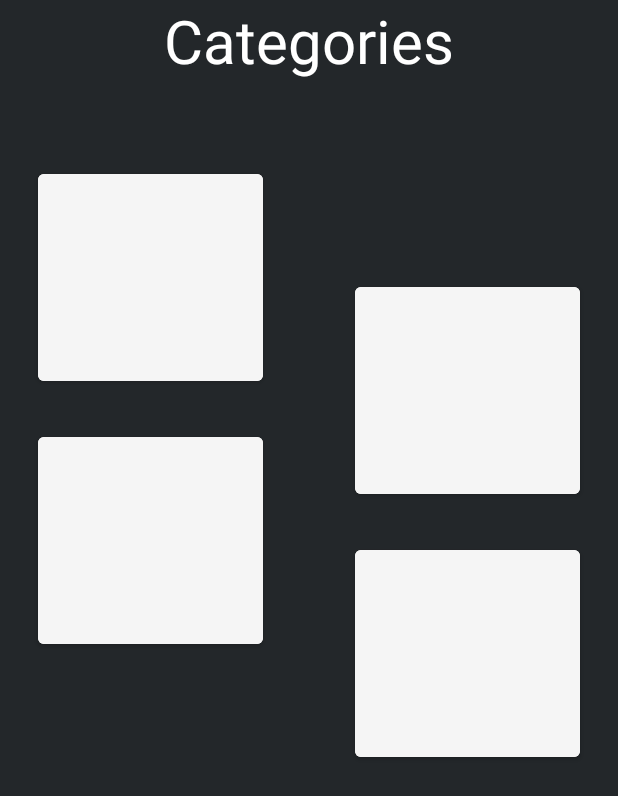
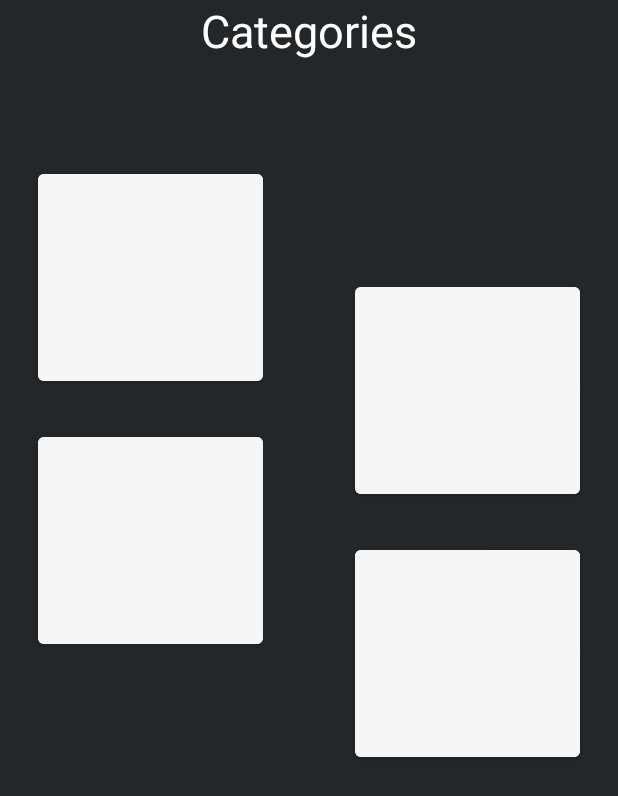
Before and after one commit to Ryan-ChungKamChung/ICS4U-2021-Final-Project-Ryan, an Android app: the CategoriesFragment screen opened directly, with no data from a screen before it, on a phone screen of 412 x 824 dp. Shown: the top 796 px of the screen. Run offline under Robolectric (Android 15) with nearby library versions, the phone set to English and light mode, and no system bars; Roboto replaces fonts that are not available here.

Commit message:
Trying to handle text overflow

```diff
--- a/app/src/main/res/layout/fragment_categories.xml
+++ b/app/src/main/res/layout/fragment_categories.xml
@@ -8,13 +8,12 @@
     tools:context=".CategoriesFragment">
 
     <TextView
-        android:id="@+id/textView"
         android:layout_width="match_parent"
         android:layout_height="wrap_content"
         android:gravity="center"
         android:text="@string/categories"
         android:textColor="@color/white"
-        android:textSize="40sp"
+        android:textSize="30sp"
         app:layout_constraintEnd_toEndOf="parent"
         app:layout_constraintStart_toStartOf="parent"
         app:layout_constraintTop_toTopOf="parent" />
--- a/app/src/main/res/layout/fragment_trivia.xml
+++ b/app/src/main/res/layout/fragment_trivia.xml
@@ -13,6 +13,6 @@
         android:layout_height="wrap_content"
         android:gravity="center"
         android:textColor="@color/white"
-        android:textSize="40sp" />
+        android:textSize="30sp" />
 
 </LinearLayout>
```
